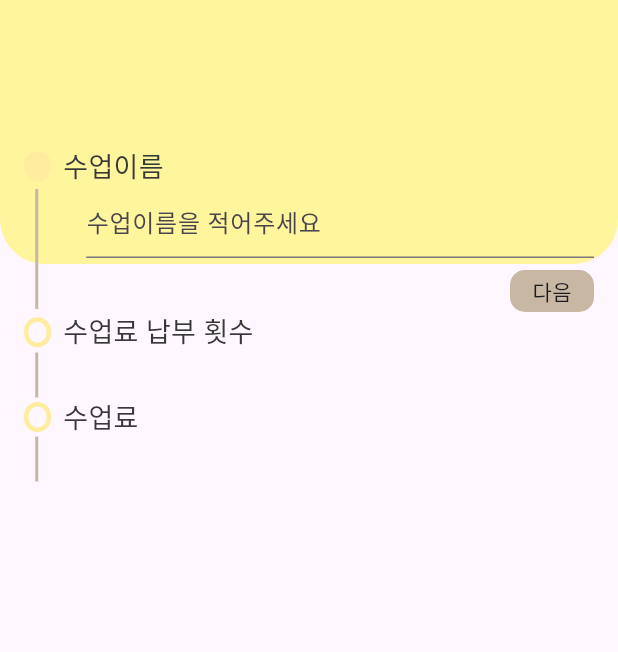
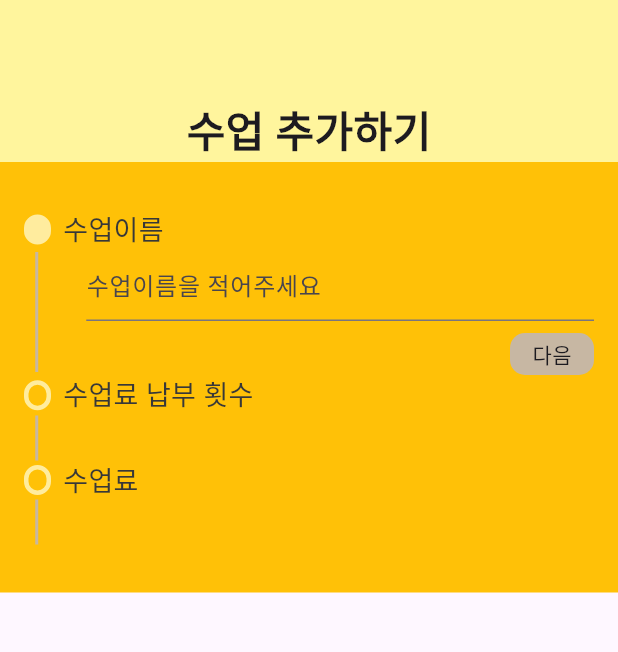
Before and after one commit to STUDULER/studuler_frontend, a Flutter app: the AddClassPage screen opened directly, on a phone screen of 412 x 824 dp, the part 111-763 px from its top. Run offline on Flutter 3.47's test engine with Material 3 defaults, Android fonts, the phone set to English and light mode, and no system bars; our stand-ins replace card_swiper, dio, flutter_secure_storage, google_sign_in; missing offline and left inert: kakao_flutter_sdk; accounts and stored records are empty.

Commit message:
백그라운드 사용 tmp

```diff
--- a/lib/teacher/page/add_class_page.dart
+++ b/lib/teacher/page/add_class_page.dart
@@ -74,8 +74,21 @@ class _AddClassPageState extends State<AddClassPage> {
           Column(
             children: [
               const SizedBox(height: 140),
-              Padding(
-                padding: const EdgeInsets.symmetric(vertical: 32, horizontal: 16),
+              const Text(
+                "수업 추가하기",
+                style: TextStyle(
+                  fontSize: 28,
+                  fontWeight: FontWeight.bold,
+                ),
+              ),
+              // const SizedBox(height: 70),
+              Container(
+                decoration: const BoxDecoration(
+                  color: Colors.amber
+                ),
+                child: Padding(
+                  padding:
+                      const EdgeInsets.symmetric(vertical: 32, horizontal: 16),
                   child: Column(
                     crossAxisAlignment: CrossAxisAlignment.start,
                     children: [
@@ -239,6 +252,7 @@ class _AddClassPageState extends State<AddClassPage> {
                     ],
                   ),
                 ),
+              ),
             ],
           ),
         ],
```
Lines whose indentation alone changed are shown as unchanged.
